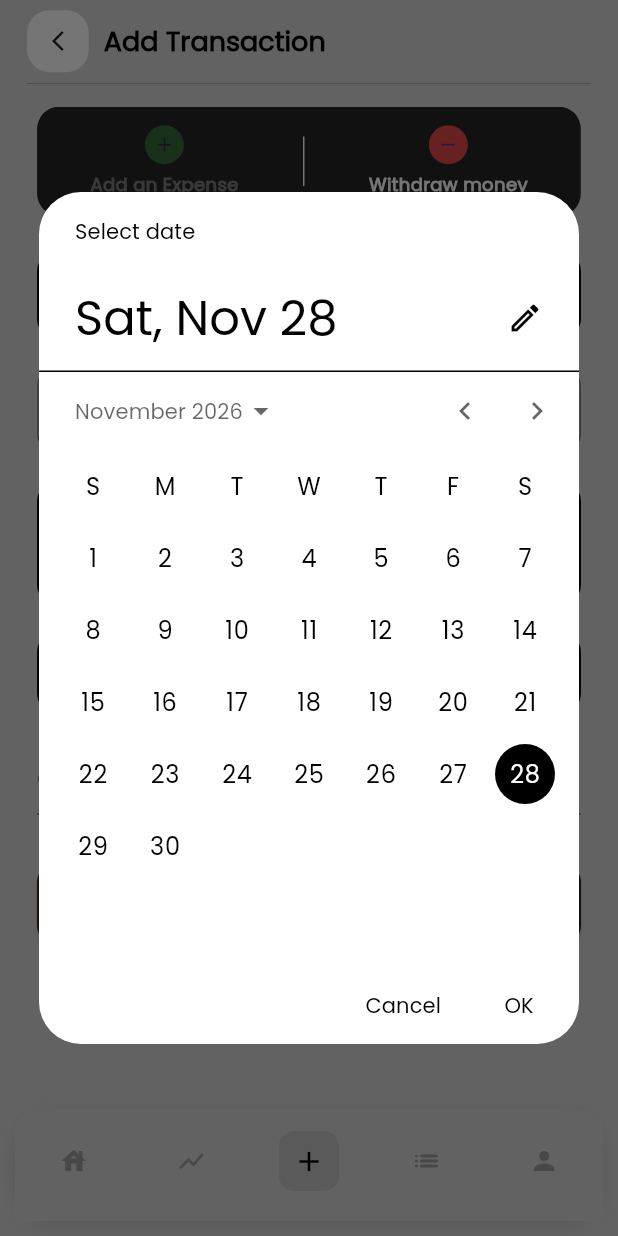
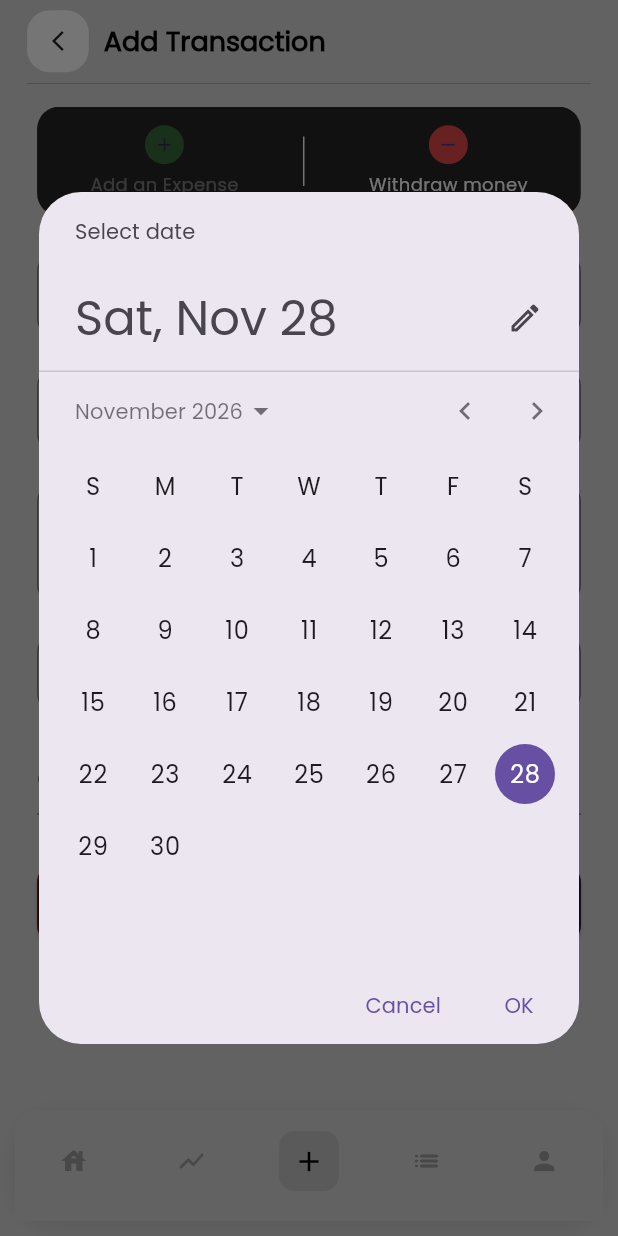
Before and after one commit to KhaledBahjat/masrofy_pr, a Flutter app: the TransactionView screen opened by its route, after a tap on "Select date", on a phone screen of 412 x 824 dp. Run offline on Flutter 3.47's test engine with Material 3 defaults, Android fonts, the phone set to English and light mode, and no system bars; our stand-ins replace fl_chart, go_router, material_ui; missing offline and left inert: flutter_pinput.

Commit message:
Refactor TransactionView: streamline controller initialization, enhance button styling, and improve layout consistency

```diff
--- a/lib/screens/transaction/view/transaction_view.dart
+++ b/lib/screens/transaction/view/transaction_view.dart
@@ -2,7 +2,6 @@ import 'package:go_router/go_router.dart';
 import 'package:masrofy/core/constants.dart';
 import 'package:masrofy/core/routes.dart';
 import 'package:masrofy/core/utills/custom_app_bar.dart';
-
 import 'package:material_ui/material_ui.dart';
 
 class TransactionView extends StatefulWidget {
@@ -13,11 +12,11 @@ class TransactionView extends StatefulWidget {
 }
 
 class _TransactionViewState extends State<TransactionView> {
+  final amountController = TextEditingController();
+  final descriptionController = TextEditingController();
+
   String transactionType = "expense";
-  final TextEditingController amountController = TextEditingController();
-  final TextEditingController descriptionController = TextEditingController();
   String selectedCategory = "Select category";
-  String selectedCurrency = "Egyptian pound";
   String selectedRepetition = "One time";
   DateTime? selectedDate;
 
@@ -39,17 +38,16 @@ class _TransactionViewState extends State<TransactionView> {
         elevation: 0,
         title: CustomAppBar(width: width, text: 'Add Transaction'),
       ),
-
       body: SingleChildScrollView(
-        keyboardDismissBehavior: ScrollViewKeyboardDismissBehavior.onDrag,
         padding: EdgeInsets.symmetric(horizontal: width * 0.06),
         child: Column(
           crossAxisAlignment: CrossAxisAlignment.start,
           children: [
-            SizedBox(height: 15),
+            const SizedBox(height: 15),
 
-            // ---------------- HEADER BOX ----------------
+            // 1. Income / Expense Box
             Container(
+              height: 73,
               decoration: BoxDecoration(
                 borderRadius: BorderRadius.circular(15),
                 image: const DecorationImage(
@@ -57,65 +55,59 @@ class _TransactionViewState extends State<TransactionView> {
                   fit: BoxFit.cover,
                 ),
               ),
-              height: 73,
               child: Row(
                 mainAxisAlignment: MainAxisAlignment.spaceEvenly,
                 children: [
-                  // ------------------ INCOME BUTTON ------------------
                   GestureDetector(
-                    onTap: () => setState(() => transactionType = "income"),
+                    onTap: () {
+                      setState(() {
+                        transactionType = "income";
+                      });
+                    },
                     child: Opacity(
                       opacity: transactionType == "income" ? 1 : 0.4,
-                      child: Column(
+                      child: const Column(
                         mainAxisAlignment: MainAxisAlignment.center,
                         children: [
                           CircleAvatar(
                             radius: 13,
-                            backgroundColor: const Color(0xff53D258),
+                            backgroundColor: Color(0xff53D258),
                             child: Icon(Icons.add, size: 15),
                           ),
                           SizedBox(height: 5),
                           Text(
                             'Add an Expense',
-                            style: TextStyle(
-                              fontSize: 12,
-                              color: Colors.white,
-                              fontWeight: FontWeight.w600,
-                            ),
+                            style: TextStyle(fontSize: 12, color: Colors.white),
                           ),
                         ],
                       ),
                     ),
                   ),
-
                   const VerticalDivider(
                     color: Colors.white,
-                    thickness: 1,
+                    indent: 20,
                     endIndent: 20,
-                    indent: 20,
                   ),
-
-                  // ------------------ EXPENSE BUTTON ------------------
                   GestureDetector(
-                    onTap: () => setState(() => transactionType = "expense"),
+                    onTap: () {
+                      setState(() {
+                        transactionType = "expense";
+                      });
+                    },
                     child: Opacity(
                       opacity: transactionType == "expense" ? 1 : 0.4,
-                      child: Column(
+                      child: const Column(
                         mainAxisAlignment: MainAxisAlignment.center,
                         children: [
                           CircleAvatar(
                             radius: 13,
-                            backgroundColor: const Color(0xffE34747),
+                            backgroundColor: Color(0xffE34747),
                             child: Icon(Icons.remove, size: 15),
                           ),
                           SizedBox(height: 5),
                           Text(
                             'Withdraw money',
-                            style: TextStyle(
-                              fontSize: 12,
-                              color: Colors.white,
-                              fontWeight: FontWeight.w600,
-                            ),
+                            style: TextStyle(fontSize: 12, color: Colors.white),
                           ),
                         ],
                       ),
@@ -127,42 +119,27 @@ class _TransactionViewState extends State<TransactionView> {
 
             SizedBox(height: height * 0.03),
 
-            // ---------------- AMOUNT + CURRENCY ----------------
+            // 2. Amount
             TextField(
               controller: amountController,
               keyboardType: TextInputType.number,
               decoration: InputDecoration(
-                labelStyle: TextStyle(color: Colors.black),
                 labelText: "Amount",
-                enabledBorder: OutlineInputBorder(
+                border: OutlineInputBorder(
                   borderRadius: BorderRadius.circular(12),
-                  borderSide: BorderSide(color: Colors.black, width: 2),
-                ),
-                focusedBorder: OutlineInputBorder(
-                  borderRadius: BorderRadius.circular(12),
-                  borderSide: BorderSide(color: Colors.black, width: 2),
                 ),
               ),
             ),
 
             SizedBox(height: height * 0.025),
 
-            // ---------------- CATEGORY ----------------
+            // 3. Category
             DropdownButtonFormField<String>(
               initialValue: selectedCategory,
               dropdownColor: kPrimaryColor,
-              style: const TextStyle(color: Colors.black),
-              onChanged: (value) {
-                if (value != null) {
-                  setState(() {
-                    selectedCategory = value;
-                  });
-                }
-              },
               decoration: InputDecoration(
                 border: OutlineInputBorder(
                   borderRadius: BorderRadius.circular(12),
-                  borderSide: const BorderSide(color: Colors.black, width: 2),
                 ),
               ),
               items: const [
@@ -170,13 +147,9 @@ class _TransactionViewState extends State<TransactionView> {
                   value: "Select category",
                   child: Text("Select category"),
                 ),
-
-                // ------------------- OLD CATEGORIES ----------------------
                 DropdownMenuItem(value: "Food", child: Text("Food")),
                 DropdownMenuItem(value: "Transport", child: Text("Transport")),
                 DropdownMenuItem(value: "Shopping", child: Text("Shopping")),
-
-                // ------------------- NEW CATEGORIES ----------------------
                 DropdownMenuItem(
                   value: "Electronics",
                   child: Text("Electronics"),
@@ -203,31 +176,30 @@ class _TransactionViewState extends State<TransactionView> {
                 ),
                 DropdownMenuItem(value: "Car fuel", child: Text("Car fuel")),
               ],
+              onChanged: (value) {
+                setState(() {
+                  selectedCategory = value!;
+                });
+              },
             ),
 
             SizedBox(height: height * 0.025),
 
-            // ---------------- DESCRIPTION ----------------
+            // 4. Description
             TextField(
               controller: descriptionController,
               maxLines: 2,
               decoration: InputDecoration(
-                labelStyle: TextStyle(color: Colors.black),
                 labelText: "Description",
-                enabledBorder: OutlineInputBorder(
+                border: OutlineInputBorder(
                   borderRadius: BorderRadius.circular(12),
-                  borderSide: BorderSide(color: Colors.black, width: 2),
-                ),
-                focusedBorder: OutlineInputBorder(
-                  borderRadius: BorderRadius.circular(12),
-                  borderSide: BorderSide(color: Colors.black, width: 2),
                 ),
               ),
             ),
 
             SizedBox(height: height * 0.025),
 
-            // ---------------- DATE ----------------
+            // 5. Date
             InkWell(
               onTap: () async {
                 final picked = await showDatePicker(
@@ -235,27 +207,7 @@ class _TransactionViewState extends State<TransactionView> {
                   firstDate: DateTime(2020),
                   lastDate: DateTime(2030),
                   initialDate: DateTime.now(),
-                  builder: (context, child) {
-                    return Theme(
-                      data: Theme.of(context).copyWith(
-                        colorScheme: const ColorScheme.light(
-                          primary:
-                              Colors.black, // Selected date, header background
-                          onPrimary: Colors.white, // Text on header
-                          onSurface: Colors.black, // Body text (days)
-                        ),
-                        textButtonTheme: TextButtonThemeData(
-                          style: TextButton.styleFrom(
-                            foregroundColor:
-                                Colors.black, // OK & CANCEL buttons
-                          ),
-                        ),
-                      ),
-                      child: child!,
-                    );
-                  },
                 );
-
                 if (picked != null) {
                   setState(() {
                     selectedDate = picked;
@@ -265,33 +217,22 @@ class _TransactionViewState extends State<TransactionView> {
               child: InputDecorator(
                 decoration: InputDecoration(
                   labelText: "Date",
-                  labelStyle: const TextStyle(color: Colors.black),
-                  floatingLabelStyle: const TextStyle(color: Colors.black),
-                  suffixIcon: const Icon(
-                    Icons.calendar_month_outlined,
-                    color: Colors.black,
-                  ),
-                  enabledBorder: OutlineInputBorder(
+                  suffixIcon: const Icon(Icons.calendar_month_outlined),
+                  border: OutlineInputBorder(
                     borderRadius: BorderRadius.circular(12),
-                    borderSide: const BorderSide(color: Colors.black, width: 2),
-                  ),
-                  focusedBorder: OutlineInputBorder(
-                    borderRadius: BorderRadius.circular(12),
-                    borderSide: const BorderSide(color: Colors.black, width: 2),
                   ),
                 ),
                 child: Text(
                   selectedDate == null
                       ? "Select date"
                       : "${selectedDate!.day}/${selectedDate!.month}/${selectedDate!.year}",
-                  style: const TextStyle(color: Colors.black),
                 ),
               ),
             ),
 
             SizedBox(height: height * 0.025),
 
-            // ---------------- REPETITION ----------------
+            // 6. Repetition
             DropdownButtonFormField<String>(
               initialValue: selectedRepetition,
               dropdownColor: kPrimaryColor,
@@ -300,74 +241,50 @@ class _TransactionViewState extends State<TransactionView> {
                 DropdownMenuItem(value: "Weekly", child: Text("Weekly")),
                 DropdownMenuItem(value: "Monthly", child: Text("Monthly")),
               ],
-              onChanged: (v) => setState(() => selectedRepetition = v!),
+              onChanged: (value) {
+                setState(() {
+                  selectedRepetition = value!;
+                });
+              },
             ),
 
             SizedBox(height: height * 0.04),
 
-            // ---------------- BUTTONS ----------------
+            // 7. Save & Cancel Buttons
             Row(
               children: [
-                // Save Button
                 Expanded(
                   child: ElevatedButton(
                     onPressed: () {},
                     style: ElevatedButton.styleFrom(
+                      backgroundColor: transactionType == 'income'
+                          ? const Color(0xff0F3A1B)
+                          : const Color(0xff5A1012),
+                      padding: const EdgeInsets.symmetric(vertical: 15),
                       shape: RoundedRectangleBorder(
                         borderRadius: BorderRadius.circular(12),
                       ),
-                      backgroundColor: transactionType == 'income'
-                          ? Color(0xff0F3A1B)
-                          : Color(0xff5A1012),
-                      padding: EdgeInsets.symmetric(vertical: 15),
                     ),
-                    child: Row(
-                      mainAxisAlignment: MainAxisAlignment.center,
-                      children: [
-                        Image.asset(
-                          'assets/images/Vector (1).png',
-                          width: 16,
-                          height: 16,
-                        ),
-                        SizedBox(width: 7),
-                        Text(
-                          "Save",
-                          style: TextStyle(
-                            color: Colors.white,
-                            fontSize: 16,
-                            fontWeight: FontWeight.w700,
-                          ),
-                        ),
-                      ],
+                    child: const Text(
+                      "Save",
+                      style: TextStyle(color: Colors.white, fontSize: 16),
                     ),
                   ),
                 ),
-                SizedBox(width: 10),
-                // Cancele Button
+                const SizedBox(width: 10),
                 Expanded(
                   child: ElevatedButton(
-                    onPressed: () => (context).go(AppRoutes.kHomeView),
+                    onPressed: () => context.go(AppRoutes.kHomeView),
                     style: ElevatedButton.styleFrom(
+                      backgroundColor: const Color(0xFF1E1E1E),
+                      padding: const EdgeInsets.symmetric(vertical: 15),
                       shape: RoundedRectangleBorder(
                         borderRadius: BorderRadius.circular(12),
                       ),
-                      backgroundColor: const Color(0xFF1E1E1E),
-                      padding: EdgeInsets.symmetric(vertical: 15),
                     ),
-                    child: Row(
-                      mainAxisAlignment: MainAxisAlignment.center,
-                      children: [
-                        Icon(Icons.close, size: 18, color: Colors.white),
-                        SizedBox(width: 4),
-                        Text(
-                          "Cancel",
-                          style: TextStyle(
-                            color: Colors.white,
-                            fontSize: 16,
-                            fontWeight: FontWeight.w700,
-                          ),
-                        ),
-                      ],
+                    child: const Text(
+                      "Cancel",
+                      style: TextStyle(color: Colors.white, fontSize: 16),
                     ),
                   ),
                 ),
```
